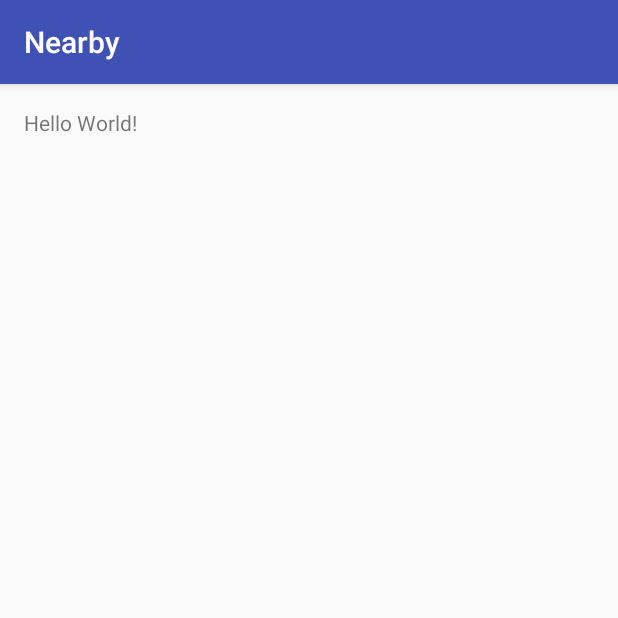
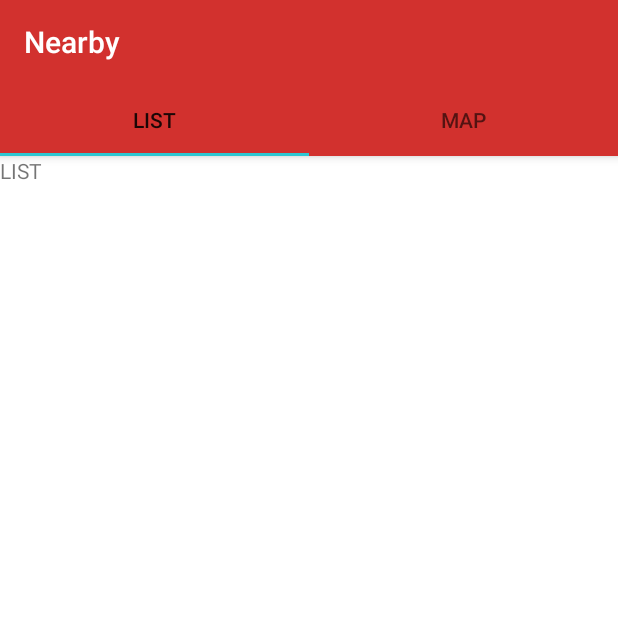
Before and after one commit to joanb/Nearby, an Android app: the screen it shows after launch (ShopsActivity), on a phone screen of 412 x 824 dp, the top half of it. Run offline under Robolectric (Android 15) with nearby library versions, the phone set to English and light mode, and no system bars.

Commit message:
added activity and fragment in kotlin. Map working without markers

```diff
--- a/app/src/main/java/net/andapps/nearby/ShopsActivity.java
+++ /dev/null
@@ -1,13 +0,0 @@
-package net.andapps.nearby;
-
-import android.support.v7.app.AppCompatActivity;
-import android.os.Bundle;
-
-public class ShopsActivity extends AppCompatActivity {
-
-    @Override
-    protected void onCreate(Bundle savedInstanceState) {
-        super.onCreate(savedInstanceState);
-        setContentView(R.layout.activity_shops);
-    }
-}
--- /dev/null
+++ b/app/src/main/java/net/andapps/nearby/ui/shops/ShopsActivity.kt
@@ -0,0 +1,24 @@
+package net.andapps.nearby.ui.shops
+
+import android.os.Bundle
+import android.support.v7.app.AppCompatActivity
+import kotlinx.android.synthetic.main.activity_shops.*
+import net.andapps.nearby.R
+
+class ShopsActivity : AppCompatActivity() {
+
+    override fun onCreate(savedInstanceState: Bundle?) {
+        super.onCreate(savedInstanceState)
+        setContentView(R.layout.activity_shops)
+
+        onInitializeView()
+    }
+
+    fun onInitializeView() {
+        setSupportActionBar(toolbar)
+
+        pager?.adapter = ShopsPagerAdapter(supportFragmentManager)
+
+        tabs.setupWithViewPager(pager)
+    }
+}
--- /dev/null
+++ b/app/src/main/java/net/andapps/nearby/ui/shops/ShopsPagerAdapter.kt
@@ -0,0 +1,33 @@
+package net.andapps.nearby.ui.shops
+
+import android.support.v4.app.Fragment
+import android.support.v4.app.FragmentManager
+import android.support.v4.app.FragmentPagerAdapter
+import net.andapps.nearby.ui.shops.pages.list.ShopsListFragment
+import net.andapps.nearby.ui.shops.pages.map.ShopsMapFragment
+
+
+/**
+ * Created by Joan on 17/01/2017.
+ */
+class ShopsPagerAdapter(fragmentManager: FragmentManager) : FragmentPagerAdapter(fragmentManager) {
+
+    val titles = listOf("List", "map")
+
+    override fun getItem(position: Int): Fragment {
+        var pageFragment : Fragment? = null
+        when (position) {
+            0 -> pageFragment = ShopsListFragment()
+            1 -> pageFragment = ShopsMapFragment()
+        }
+        return pageFragment!!
+    }
+
+    override fun getCount(): Int {
+        return titles.size
+    }
+
+    override fun getPageTitle(position: Int): CharSequence {
+        return titles[position]
+    }
+}
--- /dev/null
+++ b/app/src/main/java/net/andapps/nearby/ui/shops/pages/list/ShopsListFragment.kt
@@ -0,0 +1,20 @@
+package net.andapps.nearby.ui.shops.pages.list
+
+import android.os.Bundle
+import android.support.v4.app.Fragment
+import android.view.LayoutInflater
+import android.view.View
+import android.view.ViewGroup
+import net.andapps.nearby.R
+
+
+/**
+ * Created by Joan on 17/01/2017.
+ */
+class ShopsListFragment : Fragment() {
+
+    override fun onCreateView(inflater: LayoutInflater?, container: ViewGroup?, savedInstanceState: Bundle?): View? {
+        val view = inflater?.inflate(R.layout.fragment_shops_list, container, false)
+        return view
+    }
+}
--- /dev/null
+++ b/app/src/main/java/net/andapps/nearby/ui/shops/pages/map/ShopsMapFragment.kt
@@ -0,0 +1,36 @@
+/*
+Created by Helm  17/01/2017.
+*/
+
+
+package net.andapps.nearby.ui.shops.pages.map
+
+import android.os.Bundle
+import android.view.LayoutInflater
+import android.view.View
+import android.view.ViewGroup
+import com.google.android.gms.maps.CameraUpdateFactory
+import com.google.android.gms.maps.GoogleMap
+import com.google.android.gms.maps.OnMapReadyCallback
+import com.google.android.gms.maps.SupportMapFragment
+import com.google.android.gms.maps.model.LatLng
+import com.google.android.gms.maps.model.MarkerOptions
+
+class ShopsMapFragment : SupportMapFragment() , OnMapReadyCallback{
+
+    private val TIENDEO = LatLng(41.380968, 2.185584)
+
+
+    override fun onCreateView(inflater: LayoutInflater?, container: ViewGroup?, savedInstanceState: Bundle?): View? {
+        val view  =  super.onCreateView(inflater, container, savedInstanceState)
+        getMapAsync(this)
+        return view
+    }
+
+    override fun onMapReady(googleMap: GoogleMap) {
+        val map = googleMap
+        map.addMarker(MarkerOptions().position(TIENDEO).title("Tiendeo Office"))
+        map.moveCamera(CameraUpdateFactory.newLatLngZoom(TIENDEO, 16f))
+    }
+
+}
--- a/app/src/main/res/layout/activity_shops.xml
+++ b/app/src/main/res/layout/activity_shops.xml
@@ -1,18 +1,33 @@
-<?xml version="1.0" encoding="utf-8"?>
-<RelativeLayout
-        xmlns:android="http://schemas.android.com/apk/res/android"
-        xmlns:tools="http://schemas.android.com/tools"
-        android:id="@+id/activity_shops"
-        android:layout_width="match_parent"
-        android:layout_height="match_parent"
-        android:paddingLeft="@dimen/activity_horizontal_margin"
-        android:paddingRight="@dimen/activity_horizontal_margin"
-        android:paddingTop="@dimen/activity_vertical_margin"
-        android:paddingBottom="@dimen/activity_vertical_margin"
-        tools:context="net.andapps.nearby.ShopsActivity">
+<LinearLayout xmlns:android="http://schemas.android.com/apk/res/android"
+              xmlns:tools="http://schemas.android.com/tools"
+              android:layout_width="match_parent"
+              android:layout_height="match_parent"
+              android:orientation="vertical"
+              android:background="@android:color/white"
+              tools:context="net.andapps.nearby.ui.shops.ShopsActivity">
 
-    <TextView
-            android:layout_width="wrap_content"
-            android:layout_height="wrap_content"
-            android:text="Hello World!"/>
-</RelativeLayout>
+
+    <android.support.design.widget.AppBarLayout
+            android:layout_width="match_parent"
+            android:layout_height="wrap_content">
+
+        <android.support.v7.widget.Toolbar
+                android:id="@+id/toolbar"
+                android:layout_width="match_parent"
+                android:layout_height="wrap_content"
+                android:background="?attr/colorPrimary"
+                android:theme="@style/ThemeOverlay.AppCompat.Dark.ActionBar"/>
+
+        <android.support.design.widget.TabLayout
+                android:id="@+id/tabs"
+                android:layout_width="match_parent"
+                android:layout_height="wrap_content"/>
+
+    </android.support.design.widget.AppBarLayout>
+
+    <android.support.v4.view.ViewPager
+            android:id="@+id/pager"
+            android:layout_width="match_parent"
+            android:layout_height="match_parent"/>
+
+</LinearLayout>
--- /dev/null
+++ b/app/src/main/res/layout/fragment_shops_list.xml
@@ -0,0 +1,17 @@
+<FrameLayout
+        xmlns:android="http://schemas.android.com/apk/res/android"
+        android:layout_width="match_parent"
+        android:layout_height="match_parent"
+        android:background="@android:color/white">
+
+    <android.support.v7.widget.RecyclerView
+            android:id="@+id/shops_view"
+            android:layout_width="match_parent"
+            android:layout_height="match_parent"/>
+
+    <TextView
+            android:layout_width="match_parent"
+            android:layout_height="match_parent"
+            android:text="LIST"/>
+
+</FrameLayout>
--- a/app/src/main/res/values/colors.xml
+++ b/app/src/main/res/values/colors.xml
@@ -1,6 +1,7 @@
 <?xml version="1.0" encoding="utf-8"?>
 <resources>
-    <color name="colorPrimary">#3F51B5</color>
-    <color name="colorPrimaryDark">#303F9F</color>
-    <color name="colorAccent">#FF4081</color>
+    <color name="colorPrimary">#D2312E</color>
+    <color name="colorPrimaryDark">#9E2523</color>
+    <color name="colorAccent">#2EC7D2</color>
+    <color name="item_decoration">#64616161</color>
 </resources>
--- /dev/null
+++ b/app/src/main/res/values/google_maps_api.xml
@@ -0,0 +1,3 @@
+<resources>
+    <string name="google_maps_key" translatable="false" templateMergeStrategy="preserve">AIzaSyDSBCPoQrRIWDzsfY1Q7P9q1AlZ-sVzDVY</string>
+</resources>
--- a/app/src/main/res/values/styles.xml
+++ b/app/src/main/res/values/styles.xml
@@ -1,8 +1,8 @@
 <resources>
+    <style name="AppTheme" parent="Theme.AppCompat.Light.DarkActionBar">
+        <item name="windowActionBar">false</item>
+        <item name="windowNoTitle">true</item>
 
-    <!-- Base application theme. -->
-    <style name="AppTheme" parent="Theme.AppCompat.Light.DarkActionBar">
-        <!-- Customize your theme here. -->
         <item name="colorPrimary">@color/colorPrimary</item>
         <item name="colorPrimaryDark">@color/colorPrimaryDark</item>
         <item name="colorAccent">@color/colorAccent</item>
--- a/build.gradle
+++ b/build.gradle
@@ -1,11 +1,13 @@
 // Top-level build file where you can add configuration options common to all sub-projects/modules.
 
 buildscript {
+    ext.kotlin_version = '1.0.6'
     repositories {
         jcenter()
     }
     dependencies {
         classpath 'com.android.tools.build:gradle:2.2.3'
+        classpath "org.jetbrains.kotlin:kotlin-gradle-plugin:$kotlin_version"
 
         // NOTE: Do not place your application dependencies here; they belong
         // in the individual module build.gradle files
```
Also changed, not shown: app/build.gradle (+15 -4 lines), app/src/main/AndroidManifest.xml (+15 -1 lines), app/src/main/java/net/andapps/nearby/model/Shop.kt (added, +22 -0 lines), app/src/main/java/net/andapps/nearby/ui/shops/pages/list/ShopsListPresenter.kt (added, +8 -0 lines), app/src/main/java/net/andapps/nearby/ui/shops/pages/list/ShopsListView.kt (added, +8 -0 lines), app/src/main/java/net/andapps/nearby/ui/shops/pages/map/ShopsMapPresenter.kt (added, +8 -0 lines), app/src/main/java/net/andapps/nearby/ui/shops/pages/map/ShopsMapView.kt (added, +8 -0 lines).
